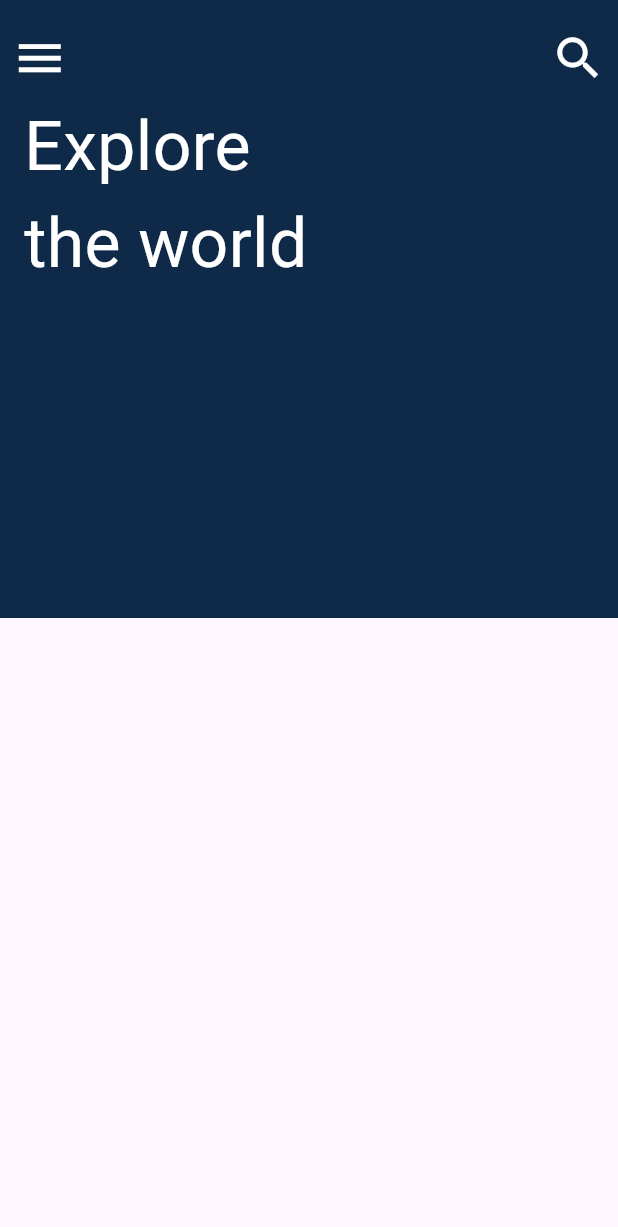
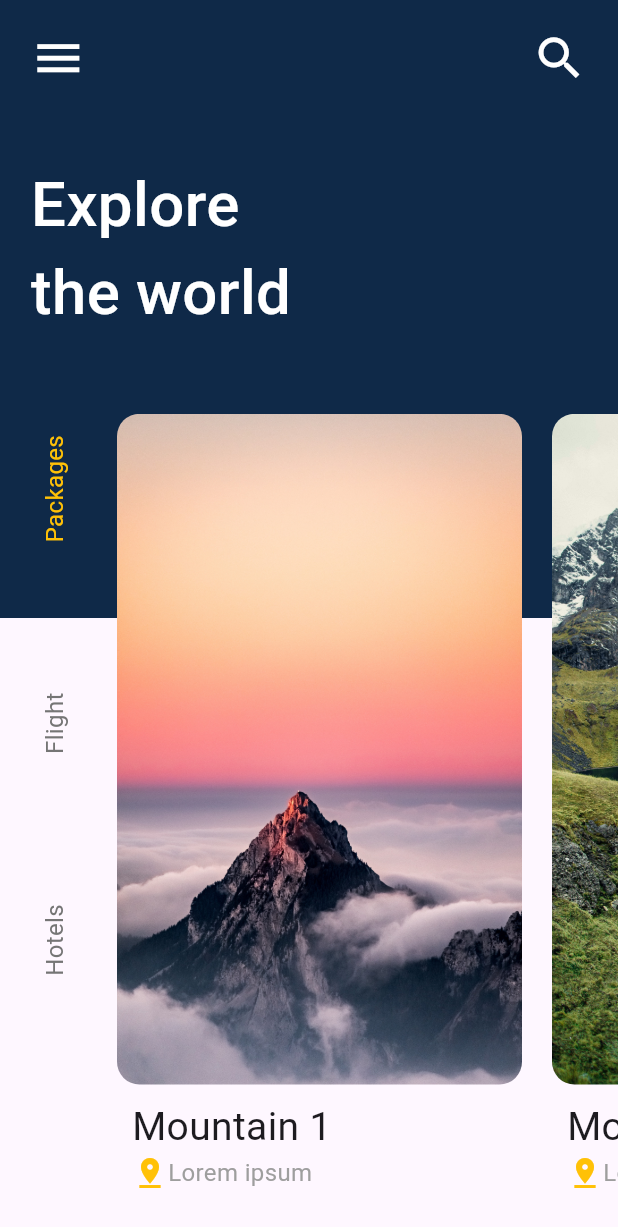
Before and after one commit to engineer-bisharat-ali/Travel-app-UI, a Flutter app: the screen it shows after launch, on a phone screen of 412 x 824 dp. Shown: the top 1227 px of the screen. Run offline on Flutter 3.47's test engine with Material 3 defaults, Android fonts, the phone set to English and light mode, and no system bars.

Commit message:
First page created

```diff
--- a/lib/main.dart
+++ b/lib/main.dart
@@ -1,5 +1,5 @@
 import 'package:flutter/material.dart';
-import 'package:travel_app_ui/pages/HomePage.dart';
+import 'package:travel_app_ui/pages/home_page.dart';
 
 
 void main() {
--- a/lib/pages/HomePage.dart
+++ /dev/null
@@ -1,72 +0,0 @@
-import 'package:flutter/material.dart';
-import 'package:flutter/services.dart';
-
-class MyHomePage extends StatefulWidget {
-  const MyHomePage({super.key});
-
-  @override
-  State<MyHomePage> createState() => _MyHomePageState();
-}
-
-class _MyHomePageState extends State<MyHomePage> {
-  @override
-  void initState() {
-    super.initState();
-    // Hides the status bar and navigation bar when the widget is initialized
-    SystemChrome.setEnabledSystemUIMode(SystemUiMode.manual,
-        overlays: [SystemUiOverlay.bottom]);
-  }
-
-  @override
-  Widget build(BuildContext context) {
-
-        // Get the screen dimensions for responsive design
-    final screenHeight = MediaQuery.of(context).size.height;
-    final screenWidth = MediaQuery.of(context).size.width;
-
-
-    return Scaffold(
-      body: Stack(
-        children: [
-          // column 1 for division of 2 parts purple and white color
-          Column(
-            children: [
-              // container 1 with dark purple color
-              Container(
-                height: MediaQuery.of(context).size.height/2,
-                color: const Color(0xff0F2948),
-              )
-            ],
-          ),
-
-          //column 2 fr the wigdets and all of UI stuff
-          Column(
-            crossAxisAlignment: CrossAxisAlignment.start,
-            children: [
-
-              // row for the icon of menu and search icon
-              SafeArea(
-                child: Padding(
-                  padding: const EdgeInsets.only(top: 12),
-                  child: Row(
-                    mainAxisAlignment: MainAxisAlignment.spaceBetween,
-                    children: [
-                      IconButton(onPressed: (){}, icon: Icon(Icons.menu ,color:Colors.white, size: screenWidth * 0.09,)),
-                      IconButton(onPressed: (){}, icon: Icon(Icons.search, color: Colors.white,size: screenWidth * 0.09)),
-                    ],
-                  ),
-                ),
-              ),
-
-              // Text of main heading
-              Padding(
-                padding: const EdgeInsets.only(left: 16),
-                child: Text("Explore\nthe world", style: TextStyle(fontSize: screenWidth * 0.11 , color: Colors.white),),
-              ),
-            ],
-          )
-        ],
-      ),
-    );
-  }
-}
--- /dev/null
+++ b/lib/pages/home_page.dart
@@ -0,0 +1,81 @@
+import 'package:flutter/material.dart';
+import 'package:flutter/services.dart';
+import 'package:travel_app_ui/widgets/listview_builder_images.dart';
+
+class MyHomePage extends StatefulWidget {
+  const MyHomePage({super.key});
+
+  @override
+  State<MyHomePage> createState() => _MyHomePageState();
+}
+
+class _MyHomePageState extends State<MyHomePage> {
+  @override
+  void initState() {
+    super.initState();
+    // Hide status and navigation bar when the widget is initialized
+    SystemChrome.setEnabledSystemUIMode(SystemUiMode.manual, overlays: [SystemUiOverlay.bottom]);
+  }
+
+  @override
+  Widget build(BuildContext context) {
+    // Get screen dimensions
+    final screenHeight = MediaQuery.of(context).size.height;
+    final screenWidth = MediaQuery.of(context).size.width;
+
+    return Scaffold(
+      body: Stack(
+        children: [
+          // Background color with two parts: purple and white
+          Column(
+            children: [
+              Container(
+                height: screenHeight / 2, // Responsive height
+                color: const Color(0xff0F2948),
+              ),
+            ],
+          ),
+          // Main UI content
+          Column(
+            crossAxisAlignment: CrossAxisAlignment.start,
+            children: [
+              // Menu and search icons
+              SafeArea(
+                child: Padding(
+                  padding: EdgeInsets.only(top: screenHeight * 0.015, left: screenWidth * 0.03, right: screenWidth * 0.03),
+                  child: Row(
+                    mainAxisAlignment: MainAxisAlignment.spaceBetween,
+                    children: [
+                      IconButton(
+                        onPressed: () {},
+                        icon: Icon(Icons.menu, color: Colors.white, size: screenWidth * 0.09),
+                      ),
+                      IconButton(
+                        onPressed: () {},
+                        icon: Icon(Icons.search, color: Colors.white, size: screenWidth * 0.09),
+                      ),
+                    ],
+                  ),
+                ),
+              ),
+              // Heading text
+              Padding(
+                padding: EdgeInsets.only(left: screenWidth * 0.05, top: screenHeight * 0.05, bottom: screenHeight * 0.05),
+                child: Text(
+                  "Explore\nthe world",
+                  style: TextStyle(
+                    fontSize: screenWidth * 0.1, // Responsive text size
+                    color: Colors.white,
+                    fontWeight: FontWeight.w500,
+                  ),
+                ),
+              ),
+              // List View for Images
+              const ListviewBuilderImages(),
+            ],
+          ),
+        ],
+      ),
+    );
+  }
+}
--- /dev/null
+++ b/lib/widgets/listview_builder_images.dart
@@ -0,0 +1,218 @@
+import 'package:flutter/material.dart';
+import 'package:flutter/widgets.dart';
+
+class ListviewBuilderImages extends StatefulWidget {
+  const ListviewBuilderImages({super.key});
+
+  @override
+  State<ListviewBuilderImages> createState() => _ListviewBuilderImagesState();
+}
+
+class _ListviewBuilderImagesState extends State<ListviewBuilderImages> {
+  int currentButton = 0;
+
+  List<String> button01Images = [
+    'assets/images/mountain-image1.jpg',
+    'assets/images/mountain-image4.jpg',
+    'assets/images/mountain-image2.jpg',
+    'assets/images/mountain-image3.jpg',
+  ];
+
+  List<String> button02Images = [
+    'assets/images/flight-image5.jpg',
+    'assets/images/flight-image2.jpg',
+    'assets/images/flight-image3.jpg',
+    'assets/images/flight-image4.jpg',
+  ];
+
+  List<String> button03Images = [
+    'assets/images/hotels-image1.jpg',
+    'assets/images/hotels-image2.jpg',
+    'assets/images/hotels-image3.jpg',
+    'assets/images/hotels-image4.jpg',
+  ];
+
+  List<String> mountainText = [
+    'Mountain 1',
+    'Mountain 2',
+    'Mountain 3',
+    'Mountain 4',
+  ];
+
+  List<String> flightText = [
+    'Flight 1',
+    'Flight 2',
+    'Flight 3',
+    'Flight 4',
+  ];
+
+  List<String> hotelstText = [
+    'Hotel 1',
+    'Hotel 2',
+    'Hotel 3',
+    'Hotel 4',
+  ];
+
+  // main list to store images when click on rotate button (navigation)
+  List<String> mainListImages = [];
+
+  // main list to store Text when click on rotate button (navigation)
+  List<String> mainListTexts = [];
+
+  @override
+  void initState() {
+    mainListImages = button01Images;
+    mainListTexts = mountainText;
+  }
+
+  @override
+  Widget build(BuildContext context) {
+    return Expanded(
+      child: ListView.builder(
+        scrollDirection: Axis.horizontal,
+        itemCount: mainListImages.length,
+        itemBuilder: (context, index) {
+          if (index == 0) {
+            // These 3 button will visible on one time when index is 0 (when card image is at one position)
+            return Row(
+              children: [
+                rotateNavigation(button01Images, button02Images, button03Images,
+                    mountainText, flightText, hotelstText),
+                imagecardWithtext(index, mainListImages, mainListTexts),
+              ],
+            );
+          } else {
+            return imagecardWithtext(index, mainListImages, mainListTexts);
+          }
+        },
+      ),
+    );
+  }
+
+  Widget imagecardWithtext(
+    int helperIndex,
+    List<String> mainListImagepara,
+    List<String> mainListTextpara,
+  ) {
+    return Column(
+      crossAxisAlignment: CrossAxisAlignment.start,
+      children: [
+        Expanded(
+          child: Container(
+            // Images container
+            margin: const EdgeInsets.all(10),
+            width: 270,
+            decoration: BoxDecoration(borderRadius: BorderRadius.circular(15)),
+            child: ClipRRect(
+                borderRadius: BorderRadius.circular(15),
+                child: Image.asset(
+                  mainListImagepara[helperIndex],
+                  fit: BoxFit.cover,
+                )),
+          ),
+        ),
+        Padding(
+          padding: const EdgeInsets.only(left: 20),
+          child: Text(
+            mainListTextpara[helperIndex],
+            style: const TextStyle(fontSize: 26),
+          ),
+        ),
+        const Padding(
+          padding: EdgeInsets.only(left: 20),
+          child: Row(
+            children: [
+              Icon(
+                Icons.pin_drop,
+                color: Colors.amber,
+              ),
+              Text(
+                "Lorem ipsum",
+                style: TextStyle(color: Colors.grey, fontSize: 16),
+              ),
+            ],
+          ),
+        ),
+        const SizedBox(
+          height: 30,
+        )
+      ],
+    );
+  }
+
+  Widget rotateNavigation(
+    List<String> button01Imagespara,
+    List<String> button02Imagespara,
+    List<String> button03Imagespara,
+    List<String> mountainTextpara,
+    List<String> flightTextpara,
+    List<String> hotelTextpara,
+  ) {
+    return RotatedBox(
+      quarterTurns: 3,
+      child: Padding(
+        padding:
+            const EdgeInsets.only(top: 25, left: 20, right: 20, bottom: 20),
+        child: Row(
+          mainAxisAlignment: MainAxisAlignment.end,
+          children: [
+            GestureDetector(
+                onTap: () {
+                  setState(() {
+                    currentButton = 2;
+                    mainListImages =
+                        button03Imagespara; // Use the parameter names here
+                    mainListTexts =
+                        hotelTextpara; // Use the parameter names here
+                  });
+                },
+                child: Text("Hotels",
+                    style: TextStyle(
+                        fontSize: 16,
+                        color: currentButton == 2
+                            ? Colors.amber
+                            : Colors.grey.shade600))),
+            const SizedBox(
+              width: 100,
+            ),
+            GestureDetector(
+              onTap: () {
+                setState(() {
+                  currentButton = 1;
+                  mainListImages = button02Imagespara;
+                  mainListTexts = flightTextpara;
+                });
+              },
+              child: Text(
+                "Flight",
+                style: TextStyle(
+                    fontSize: 16,
+                    color: currentButton == 1
+                        ? Colors.amber
+                        : Colors.grey.shade600),
+              ),
+            ),
+            const SizedBox(
+              width: 100,
+            ),
+            GestureDetector(
+              onTap: () {
+                setState(() {
+                  currentButton = 0;
+                  mainListImages = button01Imagespara;
+                  mainListTexts = mountainTextpara;
+                });
+              },
+              child: Text(
+                "Packages ",
+                style: TextStyle(
+                    fontSize: 16,
+                    color: currentButton == 0 ? Colors.amber : Colors.white),
+              ),
+            ),
+          ],
+        ),
+      ),
+    );
+  }
+}
--- a/pubspec.yaml
+++ b/pubspec.yaml
@@ -59,8 +59,8 @@ flutter:
   uses-material-design: true
 
   # To add assets to your application, add an assets section, like this:
-  # assets:
-  #   - images/a_dot_burr.jpeg
+  assets:
+    - assets/images/
   #   - images/a_dot_ham.jpeg
 
   # An image asset can refer to one or more resolution-specific "variants", see
```
Also changed, not shown: assets/images/flight-image2.jpg (added), assets/images/hotels-image3.jpg (added), assets/images/mountain-image1.jpg (added), assets/images/mountain-image2.jpg (added), assets/images/mountain-image4.jpg (added), 8 other files.
